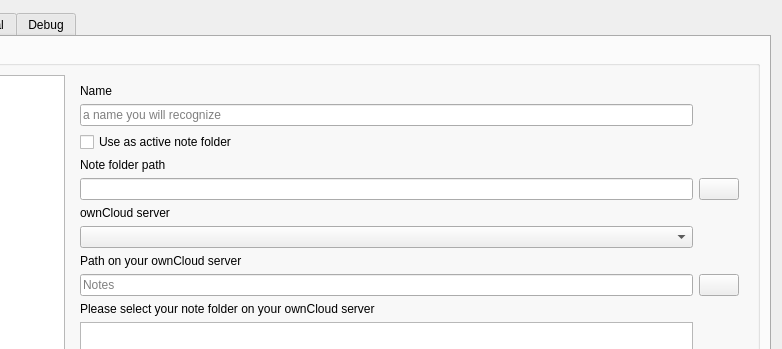
pbek/QOwnNotes, file src/dialogs/settingsdialog.ui: the form before one commit; both pictures show x 420 to 1202 and y 0 to 349 of the 1202 by 923 pixel window.
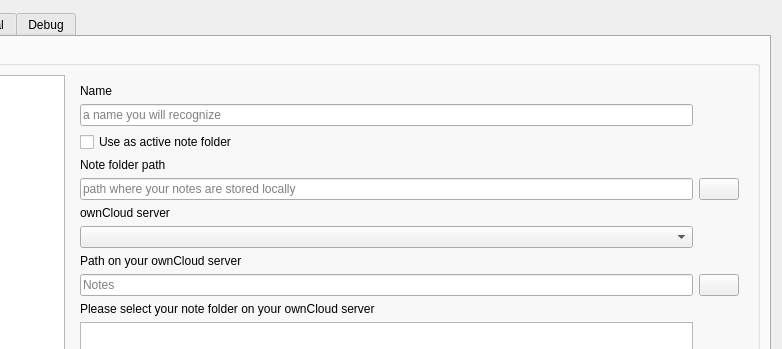
The form after the commit. The open tabs and pages were chosen to show the change. Icons and pictures are not drawn. Custom widgets are drawn as their Qt base class.

Commit message: you can now remove a tag from multiple notes by selecting them, then right-clicking on the notes and selecting "Remove tag from selected notes..."

What changed in the file:
```diff
--- a/src/dialogs/settingsdialog.ui
+++ b/src/dialogs/settingsdialog.ui
@@ -185,6 +185,9 @@
                  <property name="readOnly">
                   <bool>true</bool>
                  </property>
+                 <property name="placeholderText">
+                  <string>path where your notes are stored locally</string>
+                 </property>
                 </widget>
                </item>
                <item row="1" column="0">
```
Left out of the diff: 2 changed lines with no effect on the pictures. The commit also changes 16 other files.
